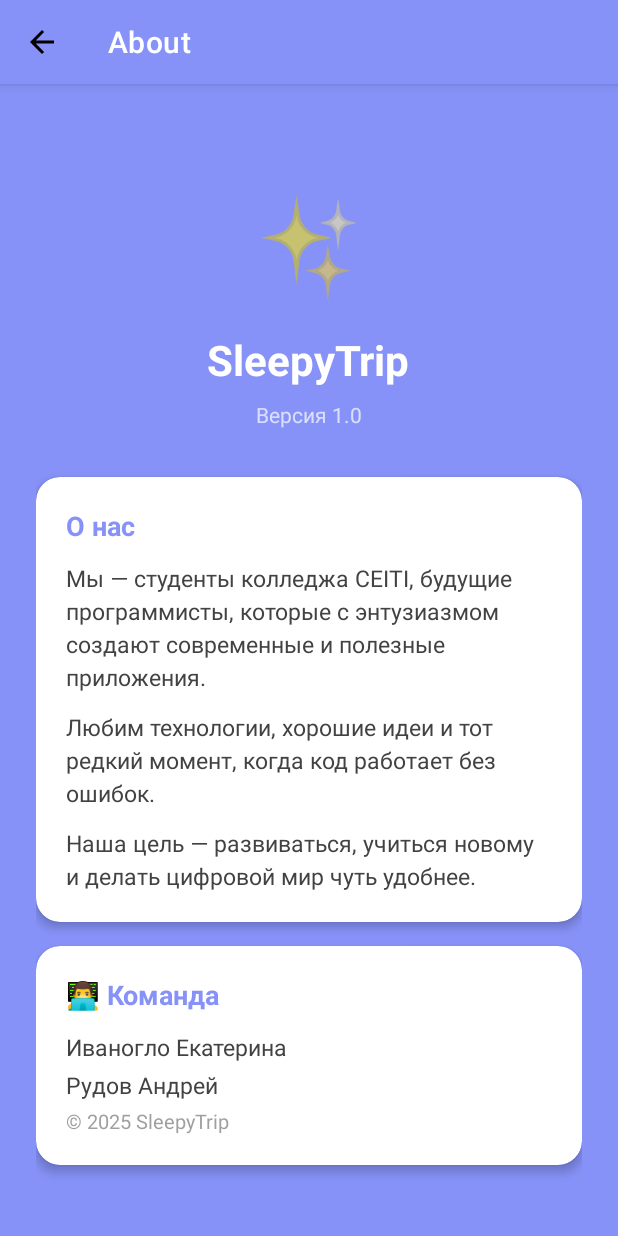
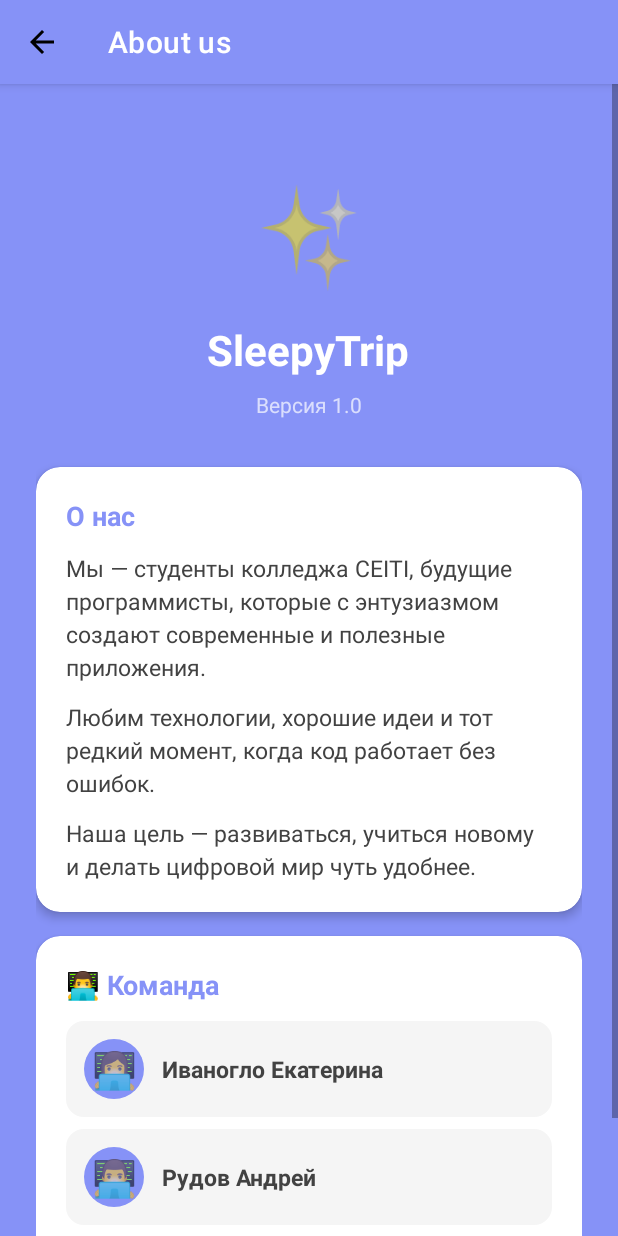
Before and after one commit to rudeek/sleepy-trip, an Android app: the screen it shows after launch (MainActivity), in the side drawer, after a tap on "About us", on a phone screen of 412 x 824 dp. Run offline under Robolectric (Android 15) with nearby library versions, the phone set to English and light mode, and no system bars; our stand-ins replace Room's generated code.

Commit message:
Added icons in about us menu

```diff
--- a/app/src/main/java/com/example/sleepytrip/MainActivity.java
+++ b/app/src/main/java/com/example/sleepytrip/MainActivity.java
@@ -292,7 +292,7 @@ public class MainActivity extends AppCompatActivity {
                 setToolbarTitle("Settings");
                 enableBackButton(true);
             } else if (fragment instanceof AboutFragment) {
-                setToolbarTitle("About");
+                setToolbarTitle("About us");
                 enableBackButton(true);
             } else if (fragment instanceof AddLocationFragment) {
                 setToolbarTitle("Add Location");
--- /dev/null
+++ b/app/src/main/res/drawable/emoji_circle_background.xml
@@ -0,0 +1,5 @@
+<?xml version="1.0" encoding="utf-8"?>
+<shape xmlns:android="http://schemas.android.com/apk/res/android"
+    android:shape="oval">
+    <solid android:color="@color/lavender"/>
+</shape>
--- /dev/null
+++ b/app/src/main/res/drawable/team_member_background.xml
@@ -0,0 +1,6 @@
+<?xml version="1.0" encoding="utf-8"?>
+<shape xmlns:android="http://schemas.android.com/apk/res/android"
+    android:shape="rectangle">
+    <solid android:color="#F5F5F5"/>
+    <corners android:radius="12dp"/>
+</shape>
--- a/app/src/main/res/layout/fragment_about.xml
+++ b/app/src/main/res/layout/fragment_about.xml
@@ -122,21 +122,63 @@
                     android:textColor="@color/lavender"
                     android:layout_marginBottom="12dp"/>
 
-                <TextView
+                <!-- Карточка участника 1 -->
+                <LinearLayout
                     android:layout_width="match_parent"
                     android:layout_height="wrap_content"
-                    android:text="Иваногло Екатерина"
-                    android:textSize="15sp"
-                    android:textColor="#424242"
-                    android:layout_marginBottom="4dp"/>
+                    android:orientation="horizontal"
+                    android:background="@drawable/team_member_background"
+                    android:padding="12dp"
+                    android:layout_marginBottom="8dp"
+                    android:gravity="center_vertical">
 
-                <TextView
+                    <TextView
+                        android:layout_width="40dp"
+                        android:layout_height="40dp"
+                        android:text="👩‍💻"
+                        android:textSize="24sp"
+                        android:gravity="center"
+                        android:background="@drawable/emoji_circle_background"
+                        android:layout_marginEnd="12dp"/>
+
+                    <TextView
+                        android:layout_width="wrap_content"
+                        android:layout_height="wrap_content"
+                        android:text="Иваногло Екатерина"
+                        android:textSize="15sp"
+                        android:textStyle="bold"
+                        android:textColor="#424242"/>
+
+                </LinearLayout>
+
+                <!-- Карточка участника 2 -->
+                <LinearLayout
                     android:layout_width="match_parent"
                     android:layout_height="wrap_content"
-                    android:text="Рудов Андрей"
-                    android:textSize="15sp"
-                    android:textColor="#424242"
-                    android:layout_marginBottom="4dp"/>
+                    android:orientation="horizontal"
+                    android:background="@drawable/team_member_background"
+                    android:padding="12dp"
+                    android:layout_marginBottom="16dp"
+                    android:gravity="center_vertical">
+
+                    <TextView
+                        android:layout_width="40dp"
+                        android:layout_height="40dp"
+                        android:text="👨‍💻"
+                        android:textSize="24sp"
+                        android:gravity="center"
+                        android:background="@drawable/emoji_circle_background"
+                        android:layout_marginEnd="12dp"/>
+
+                    <TextView
+                        android:layout_width="wrap_content"
+                        android:layout_height="wrap_content"
+                        android:text="Рудов Андрей"
+                        android:textSize="15sp"
+                        android:textStyle="bold"
+                        android:textColor="#424242"/>
+
+                </LinearLayout>
 
                 <TextView
                     android:layout_width="match_parent"
@@ -144,6 +186,7 @@
                     android:text="© 2025 SleepyTrip"
                     android:textSize="13sp"
                     android:textColor="#757575"
+                    android:gravity="center"
                     android:alpha="0.7"/>
 
             </LinearLayout>
```
